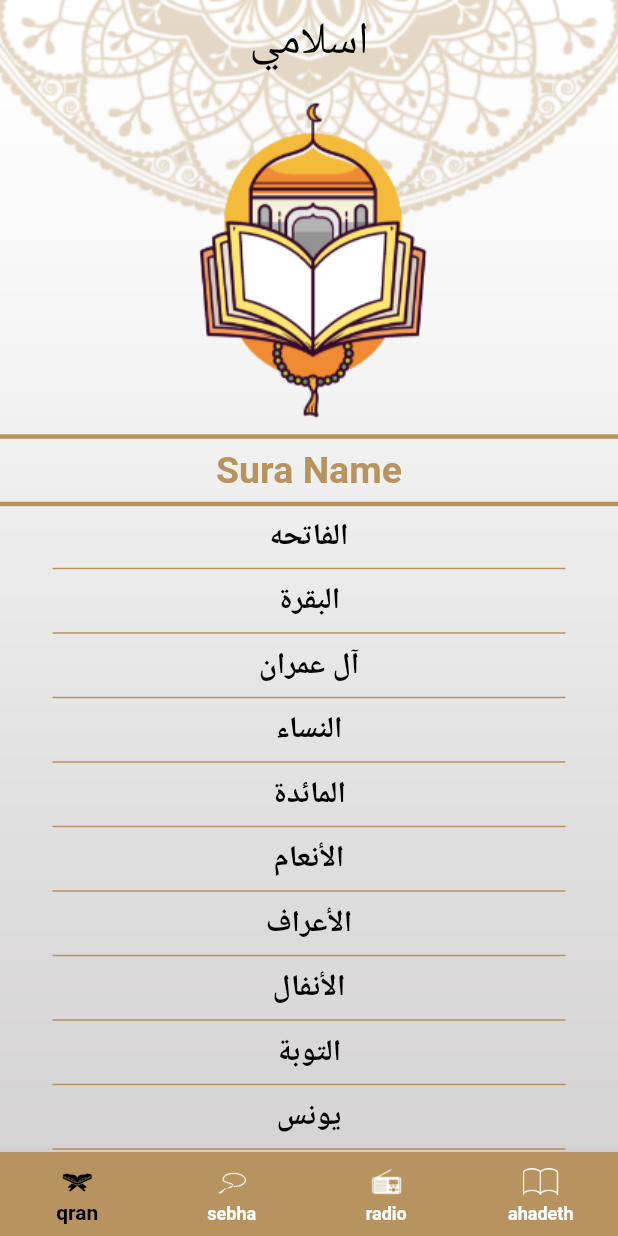
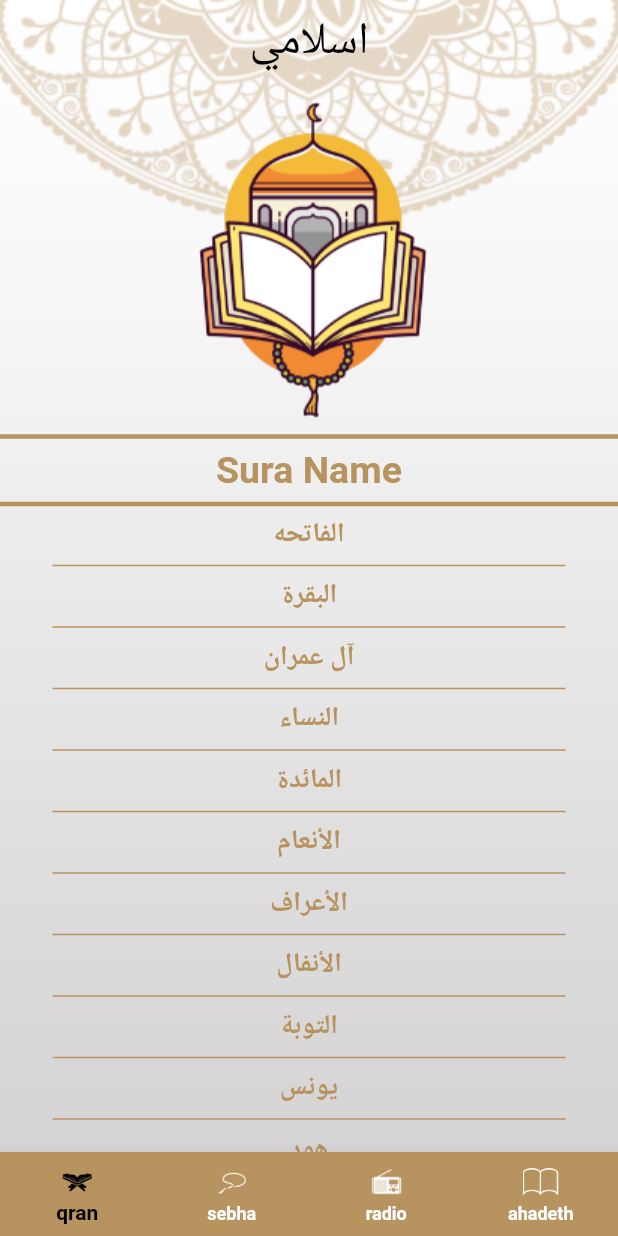
Before and after one commit to tokaMohaned/Islami, a Flutter app: the screen it shows after launch, on a phone screen of 412 x 824 dp. Run offline on Flutter 3.47's test engine with Material 2 defaults, Android fonts, the phone set to English and light mode, and no system bars; our stand-ins replace google_fonts.

Commit message:
add thems

```diff
--- a/lib/MyThemeData.dart
+++ b/lib/MyThemeData.dart
@@ -5,11 +5,27 @@ import 'package:google_fonts/google_fonts.dart';
 class MyThemeData{
   //بلته الالوان بتاعت المشروع
   static const Color lightColor=Color(0xFFB7935f);
+  static const Color darkColor=Color(0xFF141A2E);
+  static const Color yelloColor=Color(0xFFFACC1D);
+
 
   /////////
   static ThemeData lightTheme=ThemeData(
     scaffoldBackgroundColor: Colors.transparent,
     primaryColor: lightColor,
+    colorScheme: const ColorScheme(
+      brightness: Brightness.light,
+      primary: lightColor,
+      onPrimary:Colors.black ,
+      secondary:Colors.grey ,
+      onSecondary:Colors.black,
+      error: Colors.red,
+      onError:Colors.white ,
+      background: Colors.transparent,
+      onBackground:lightColor ,
+      surface:Colors.white ,
+      onSurface: Colors.black,
+    ),
     appBarTheme:const AppBarTheme(
       backgroundColor: Colors.transparent,
       elevation: 0.0,
@@ -19,10 +35,10 @@ class MyThemeData{
       )
     ),
 
-      textTheme: const TextTheme(
+      textTheme:  TextTheme(
         bodySmall:
         //GoogleFonts.elMessiri(),
-        TextStyle(
+        GoogleFonts.elMessiri(
           fontSize: 20,
           fontWeight: FontWeight.bold,
           color: lightColor,
@@ -56,6 +72,68 @@ bottomNavigationBarTheme: BottomNavigationBarThemeData(
   );
 
 
-  static ThemeData darkTheme=ThemeData();//it is object of kind themeData
+  static ThemeData darkTheme=ThemeData(
+      scaffoldBackgroundColor: Colors.transparent,
+      primaryColor: darkColor,
+      colorScheme: const ColorScheme(
+        brightness: Brightness.dark,
+        primary: darkColor,
+        onPrimary:Colors.white ,
+        secondary:yelloColor ,
+        onSecondary:Colors.white,
+        error: Colors.red,
+        onError:Colors.white ,
+        background: Colors.transparent,
+        onBackground:darkColor ,
+        surface: darkColor,
+        onSurface: yelloColor,
+      ),
+
+      appBarTheme:const AppBarTheme(
+          backgroundColor: Colors.transparent,
+          elevation: 0.0,
+          centerTitle: true,
+          iconTheme: IconThemeData(
+              color: Colors.white,
+            size: 30,
+          )
+      ),
+
+      textTheme:  TextTheme(
+        bodySmall:
+        //GoogleFonts.elMessiri(),
+        GoogleFonts.elMessiri(
+          fontSize: 20,
+          fontWeight: FontWeight.bold,
+          color: yelloColor,
+
+        ),
+        bodyMedium: GoogleFonts.elMessiri(
+          fontSize: 25,
+          fontWeight: FontWeight.bold,
+          color: yelloColor,
+        ),
+        bodyLarge:
+        GoogleFonts.amiri(
+          fontSize: 30,
+          fontWeight: FontWeight.bold,
+          color: Colors.white,
+        ),
+
+
+      ),
+
+
+      bottomNavigationBarTheme: const BottomNavigationBarThemeData(
+        backgroundColor: darkColor,
+        type: BottomNavigationBarType.fixed,
+        selectedItemColor: yelloColor,
+        selectedLabelStyle: TextStyle(color: yelloColor),
+        unselectedItemColor: Colors.white,
+        unselectedLabelStyle: TextStyle(color: darkColor),
+      )
+
+
+  );//it is object of kind themeData
 
 }
--- a/lib/main.dart
+++ b/lib/main.dart
@@ -22,6 +22,7 @@ void main()
        debugShowCheckedModeBanner:false,
        theme: MyThemeData.lightTheme,
        darkTheme: MyThemeData.darkTheme,
+       //themeMode: ThemeMode.light, لو انا عيزه اثبت المود
 
        initialRoute:HomeScreen.routName ,
        routes: {
--- a/lib/tabs/ahadeth.dart
+++ b/lib/tabs/ahadeth.dart
@@ -39,7 +39,9 @@ class _ahadethTabState extends State<ahadethTab> {
                   child: Text(
                     allAhadeth[index].title,
                     textAlign: TextAlign.center,
-                    style: Theme.of(context).textTheme.bodyMedium,
+                    style: Theme.of(context).textTheme.bodyMedium!.copyWith(
+                      fontSize: 18
+                    ),
                   ),
                 );
               },
--- a/lib/tabs/qran.dart
+++ b/lib/tabs/qran.dart
@@ -1,71 +1,178 @@
-
 import 'package:flutter/cupertino.dart';
 import 'package:flutter/material.dart';
 import 'package:untitled/suraDetailsArgs.dart';
 import 'package:untitled/sura_details.dart';
 
 class Qran_tab extends StatelessWidget {
-  static const String routName="Qran";
+  static const String routName = "Qran";
 
   Qran_tab({Key? key}) : super(key: key);
-  List<String>suraNames=["الفاتحه","البقرة","آل عمران","النساء","المائدة","الأنعام","الأعراف","الأنفال","التوبة","يونس","هود"
-    ,"يوسف","الرعد","إبراهيم","الحجر","النحل","الإسراء","الكهف","مريم","طه","الأنبياء","الحج","المؤمنون"
-    ,"النّور","الفرقان","الشعراء","النّمل","القصص","العنكبوت","الرّوم","لقمان","السجدة","الأحزاب","سبأ"
-    ,"فاطر","يس","الصافات","ص","الزمر","غافر","فصّلت","الشورى","الزخرف","الدّخان","الجاثية","الأحقاف"
-    ,"محمد","الفتح","الحجرات","ق","الذاريات","الطور","النجم","القمر","الرحمن","الواقعة","الحديد","المجادلة"
-    ,"الحشر","الممتحنة","الصف","الجمعة","المنافقون","التغابن","الطلاق","التحريم","الملك","القلم","الحاقة","المعارج"
-    ,"نوح","الجن","المزّمّل","المدّثر","القيامة","الإنسان","المرسلات","النبأ","النازعات","عبس","التكوير","الإنفطار"
-    ,"المطفّفين","الإنشقاق","البروج","الطارق","الأعلى","الغاشية","الفجر","البلد","الشمس","الليل","الضحى","الشرح"
-    ,"التين","العلق","القدر","البينة","الزلزلة","العاديات","القارعة","التكاثر","العصر",
-    "الهمزة","الفيل","قريش","الماعون","الكوثر","الكافرون","النصر","المسد","الإخلاص","الفلق","الناس"];
+  List<String> suraNames = [
+    "الفاتحه",
+    "البقرة",
+    "آل عمران",
+    "النساء",
+    "المائدة",
+    "الأنعام",
+    "الأعراف",
+    "الأنفال",
+    "التوبة",
+    "يونس",
+    "هود",
+    "يوسف",
+    "الرعد",
+    "إبراهيم",
+    "الحجر",
+    "النحل",
+    "الإسراء",
+    "الكهف",
+    "مريم",
+    "طه",
+    "الأنبياء",
+    "الحج",
+    "المؤمنون",
+    "النّور",
+    "الفرقان",
+    "الشعراء",
+    "النّمل",
+    "القصص",
+    "العنكبوت",
+    "الرّوم",
+    "لقمان",
+    "السجدة",
+    "الأحزاب",
+    "سبأ",
+    "فاطر",
+    "يس",
+    "الصافات",
+    "ص",
+    "الزمر",
+    "غافر",
+    "فصّلت",
+    "الشورى",
+    "الزخرف",
+    "الدّخان",
+    "الجاثية",
+    "الأحقاف",
+    "محمد",
+    "الفتح",
+    "الحجرات",
+    "ق",
+    "الذاريات",
+    "الطور",
+    "النجم",
+    "القمر",
+    "الرحمن",
+    "الواقعة",
+    "الحديد",
+    "المجادلة",
+    "الحشر",
+    "الممتحنة",
+    "الصف",
+    "الجمعة",
+    "المنافقون",
+    "التغابن",
+    "الطلاق",
+    "التحريم",
+    "الملك",
+    "القلم",
+    "الحاقة",
+    "المعارج",
+    "نوح",
+    "الجن",
+    "المزّمّل",
+    "المدّثر",
+    "القيامة",
+    "الإنسان",
+    "المرسلات",
+    "النبأ",
+    "النازعات",
+    "عبس",
+    "التكوير",
+    "الإنفطار",
+    "المطفّفين",
+    "الإنشقاق",
+    "البروج",
+    "الطارق",
+    "الأعلى",
+    "الغاشية",
+    "الفجر",
+    "البلد",
+    "الشمس",
+    "الليل",
+    "الضحى",
+    "الشرح",
+    "التين",
+    "العلق",
+    "القدر",
+    "البينة",
+    "الزلزلة",
+    "العاديات",
+    "القارعة",
+    "التكاثر",
+    "العصر",
+    "الهمزة",
+    "الفيل",
+    "قريش",
+    "الماعون",
+    "الكوثر",
+    "الكافرون",
+    "النصر",
+    "المسد",
+    "الإخلاص",
+    "الفلق",
+    "الناس"
+  ];
 
   @override
   Widget build(BuildContext context) {
     return Scaffold(
-      body: Column(crossAxisAlignment: CrossAxisAlignment.center,
+      body: Column(
+        crossAxisAlignment: CrossAxisAlignment.center,
         children: [
           Image.asset("assets/images/Screenshot (1).png"),
           Divider(
             color: Theme.of(context).primaryColor,
             thickness: 3,
           ),
-          Text("Sura Name", style: Theme.of(context).textTheme.bodyMedium,),
+          Text(
+            "Sura Name",
+            style: Theme.of(context).textTheme.bodyMedium,
+          ),
           Divider(
             color: Theme.of(context).primaryColor,
             thickness: 3,
           ),
           Expanded(
             child: ListView.separated(
-              separatorBuilder: (context,index)=> Divider(
+              separatorBuilder: (context, index) => Divider(
                 color: Theme.of(context).primaryColor,
                 thickness: 1,
                 endIndent: 35,
-                indent: 35 ,
+                indent: 35,
               ),
-                itemBuilder: (context,index)
-            {
+              itemBuilder: (context, index) {
                 return InkWell(
-                onTap: (){
+                  onTap: () {
                     Navigator.pushNamed(context, SuraDetails.routName,
                         arguments: SuraDetailsArgs(suraNames[index], index)
                         //i send the data of name of sura
                         );
-
                   },
                   child: Center(
-                  child: Text(suraNames[index],style:
-                    Theme.of(context).textTheme.bodySmall!.copyWith(
-                      color: Colors.black,
-                    ),),
+                    child: Text(
+                      suraNames[index],
+                      style: Theme.of(context).textTheme.bodyMedium!.copyWith(
+                            //color: Colors.black
+                            fontSize: 18,
+                          ),
+                    ),
                   ),
                 );
               },
               itemCount: suraNames.length,
-
-
             ),
           ),
-
         ],
       ),
     );
```
Also changed, not shown: assets/images/hadith_icon.png (deleted), 2 other files. Lines whose indentation alone changed are shown as unchanged.
